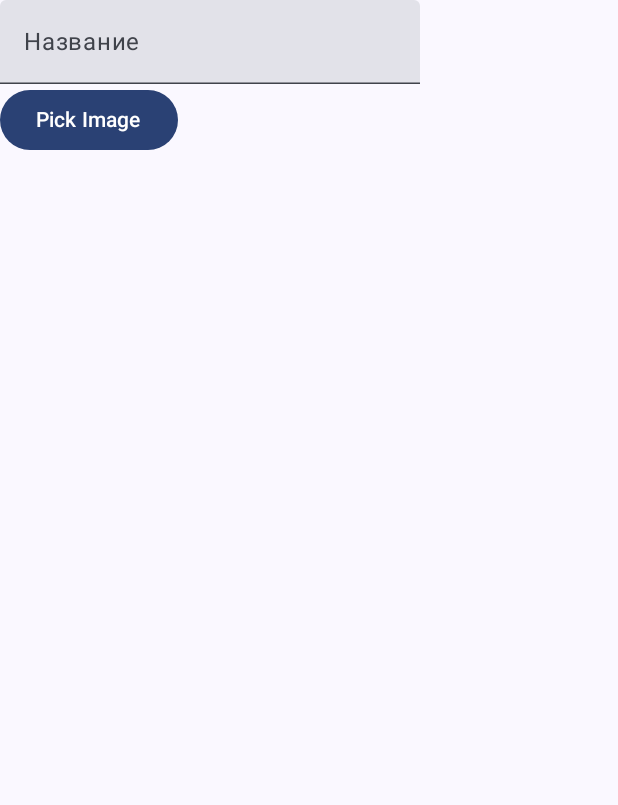
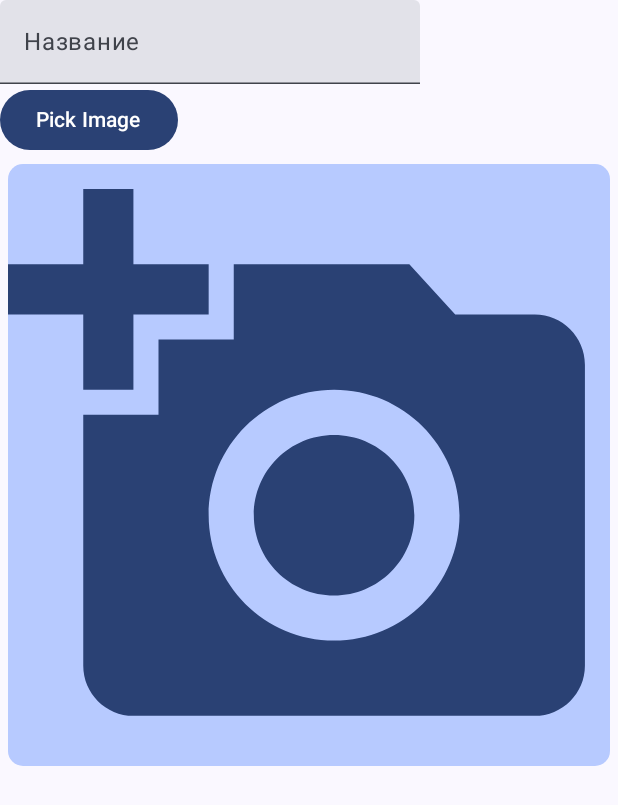
Before and after one commit to Andryss/Trousseau-mobile, an Android app built with Jetpack Compose: the screen it shows after launch (MainActivity), on a phone screen of 412 x 824 dp. Shown: the top 805 px of the screen. Run offline under Robolectric (Android 15) with nearby library versions, the phone set to English and light mode, and no system bars.

Commit message:
Change icons

```diff
--- a/app/build.gradle.kts
+++ b/app/build.gradle.kts
@@ -49,6 +49,7 @@ dependencies {
     implementation(libs.androidx.ui.graphics)
     implementation(libs.androidx.ui.tooling.preview)
     implementation(libs.androidx.material3)
+    implementation(libs.androidx.material.icons.extended)
     implementation(libs.io.coil.kt.coil3)
     testImplementation(libs.junit)
     androidTestImplementation(libs.androidx.junit)
--- a/app/src/main/java/ru/andryss/trousseau/CreateItemPage.kt
+++ b/app/src/main/java/ru/andryss/trousseau/CreateItemPage.kt
@@ -3,8 +3,10 @@ package ru.andryss.trousseau
 import android.net.Uri
 import androidx.activity.compose.rememberLauncherForActivityResult
 import androidx.activity.result.PickVisualMediaRequest
-import androidx.activity.result.contract.ActivityResultContracts
 import androidx.activity.result.contract.ActivityResultContracts.PickMultipleVisualMedia
+import androidx.activity.result.contract.ActivityResultContracts.PickVisualMedia
+import androidx.activity.result.contract.ActivityResultContracts.PickVisualMedia.ImageOnly
+import androidx.compose.foundation.background
 import androidx.compose.foundation.border
 import androidx.compose.foundation.clickable
 import androidx.compose.foundation.layout.Box
@@ -20,7 +22,10 @@ import androidx.compose.foundation.lazy.itemsIndexed
 import androidx.compose.foundation.rememberScrollState
 import androidx.compose.foundation.shape.RoundedCornerShape
 import androidx.compose.foundation.verticalScroll
+import androidx.compose.material.icons.Icons
+import androidx.compose.material.icons.filled.AddAPhoto
 import androidx.compose.material3.Button
+import androidx.compose.material3.Icon
 import androidx.compose.material3.MaterialTheme
 import androidx.compose.material3.Text
 import androidx.compose.material3.TextField
@@ -43,16 +48,22 @@ import coil3.compose.AsyncImage
 import coil3.request.ImageRequest
 import coil3.request.crossfade
 
+const val MAX_IMAGES = 10
+
 @Composable
 fun CreateItemPage() {
     var name by remember { mutableStateOf("") }
     val imageUris = remember { mutableStateListOf<Uri>() }
     var selectedImage by remember { mutableIntStateOf(0) }
 
-    val launcher = rememberLauncherForActivityResult(PickMultipleVisualMedia(maxItems = 10)) {
+    val selectLauncher = rememberLauncherForActivityResult(PickMultipleVisualMedia(MAX_IMAGES)) {
         imageUris.clear()
         imageUris.addAll(it)
         selectedImage = 0
+    }
+
+    val addLauncher = rememberLauncherForActivityResult(PickVisualMedia()) {
+        it?.let { imageUris.add(it) }
     }
 
     Column(
@@ -64,22 +75,33 @@ fun CreateItemPage() {
             label = { Text(text = "Название") },
         )
         Button(
-            onClick = { launcher.launch(PickVisualMediaRequest(ActivityResultContracts.PickVisualMedia.ImageOnly)) }
+            onClick = { selectLauncher.launch(PickVisualMediaRequest(ImageOnly)) }
         ) {
             Text(text = "Pick Image")
         }
-        if (imageUris.isNotEmpty()) {
         Box(
             modifier = Modifier
                 .fillMaxWidth()
                 .aspectRatio(1f)
                 .padding(5.dp)
-                    .clip(RoundedCornerShape(10.dp)),
+                .clip(RoundedCornerShape(10.dp))
+                .background(MaterialTheme.colorScheme.inversePrimary),
             contentAlignment = Alignment.Center
         ) {
+            if (imageUris.isNotEmpty()) {
                 ImageWithBlurredFit(imageUris[selectedImage])
+            } else {
+                Icon(
+                    imageVector = Icons.Default.AddAPhoto,
+                    contentDescription = null,
+                    tint = MaterialTheme.colorScheme.primary,
+                    modifier = Modifier
+                        .fillMaxSize()
+                        .clickable { selectLauncher.launch(PickVisualMediaRequest(ImageOnly)) }
+                )
             }
-
+        }
+        if (imageUris.isNotEmpty()) {
             LazyRow(
                 modifier = Modifier
                     .fillMaxWidth()
@@ -101,6 +123,27 @@ fun CreateItemPage() {
                         contentAlignment = Alignment.Center
                     ) {
                         ImageWithBlurredFit(uri)
+                    }
+                }
+                if (imageUris.size < MAX_IMAGES) {
+                    item {
+                        Box(
+                            modifier = Modifier
+                                .fillMaxHeight()
+                                .aspectRatio(1f)
+                                .padding(5.dp)
+                                .clip(RoundedCornerShape(10.dp)),
+                            contentAlignment = Alignment.Center
+                        ) {
+                            Icon(
+                                imageVector = Icons.Default.AddAPhoto,
+                                contentDescription = null,
+                                tint = MaterialTheme.colorScheme.inversePrimary,
+                                modifier = Modifier
+                                    .fillMaxSize()
+                                    .clickable { addLauncher.launch(PickVisualMediaRequest(ImageOnly)) }
+                            )
+                        }
                     }
                 }
             }
--- a/gradle/libs.versions.toml
+++ b/gradle/libs.versions.toml
@@ -25,6 +25,7 @@ androidx-ui-tooling-preview = { group = "androidx.compose.ui", name = "ui-toolin
 androidx-ui-test-manifest = { group = "androidx.compose.ui", name = "ui-test-manifest" }
 androidx-ui-test-junit4 = { group = "androidx.compose.ui", name = "ui-test-junit4" }
 androidx-material3 = { group = "androidx.compose.material3", name = "material3" }
+androidx-material-icons-extended = { group = "androidx.compose.material", name = "material-icons-extended" }
 io-coil-kt-coil3 = { group = "io.coil-kt.coil3", name = "coil-compose", version.ref = "coilCompose" }
 
 
```
Lines whose indentation alone changed are shown as unchanged.
